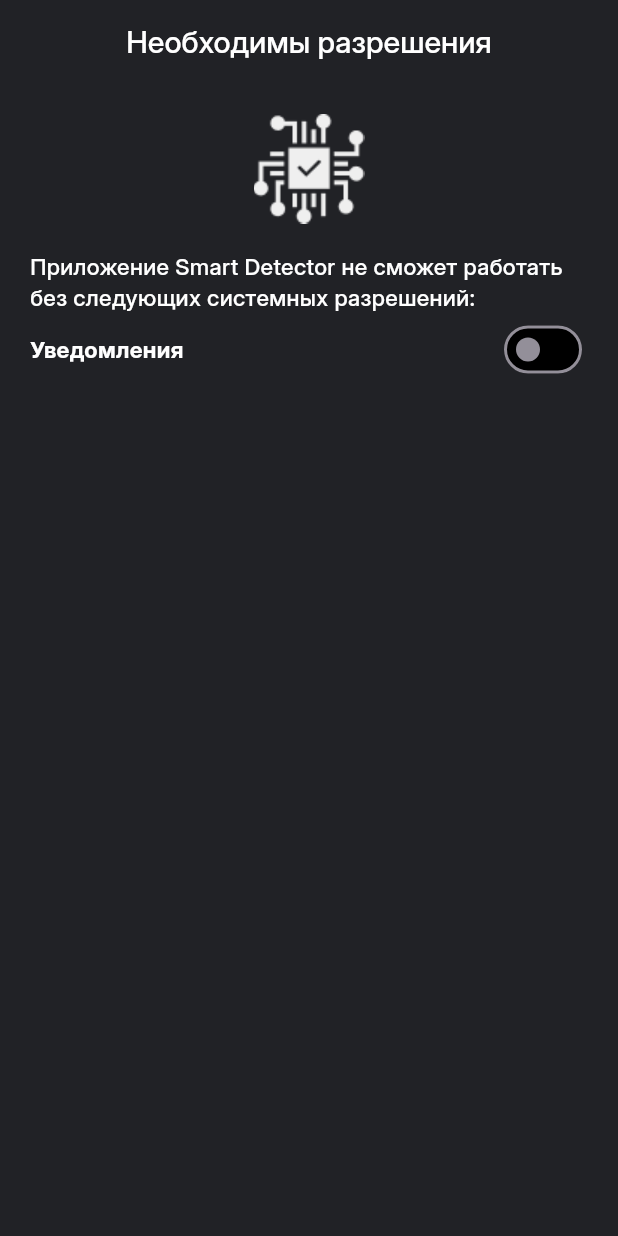
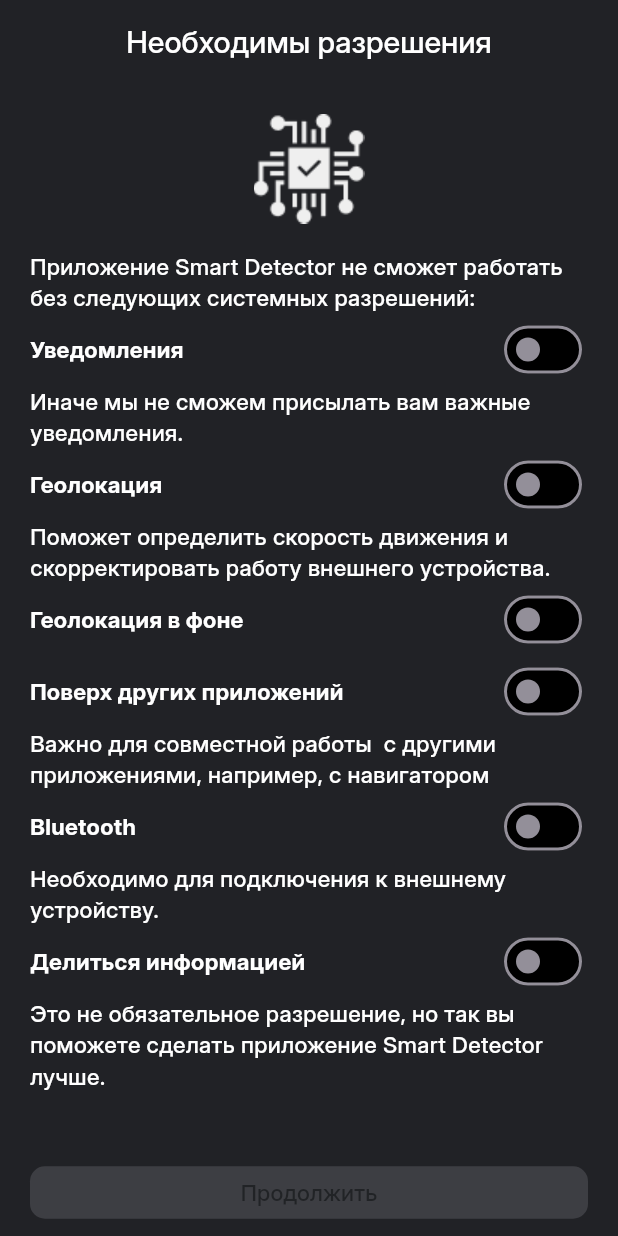
Before and after one commit to Ipilot7/smart_detector, a Flutter app: the PermissionsPage screen opened by its route, on a phone screen of 412 x 824 dp. Run offline on Flutter 3.47's test engine with Material 3 defaults, Android fonts, the phone set to English and light mode, and no system bars; drawn by our look-alikes of auto_size_text; our stand-ins replace bloc, flutter_bloc, flutter_svg, freezed_annotation, gap, get_it and 3 more; accounts and stored records are empty; project files that could hold a hidden picture were left out.

Commit message:
home in progress

```diff
--- a/lib/common/appcolors.dart
+++ b/lib/common/appcolors.dart
@@ -11,4 +11,5 @@
   static const grey = Color(0xff3D3E43);
   static const greyLight = Color(0xffEFEFEF);
   static const btnTextColor = Color(0xff212326);
+  static const blue = Color(0xff00A3FF);
 }
--- a/lib/common/routes.dart
+++ b/lib/common/routes.dart
@@ -1,7 +1,10 @@
 import 'package:flutter/material.dart';
 import 'package:go_router/go_router.dart';
+import 'package:smart_detector/presentation/page/connect_to_device.dart';
+import 'package:smart_detector/presentation/page/device.dart';
 import 'package:smart_detector/presentation/page/home.dart';
 import 'package:smart_detector/presentation/page/permissions.dart';
+import 'package:smart_detector/presentation/page/search_detector.dart';
 import 'package:smart_detector/presentation/page/splash.dart';
 import 'package:smart_detector/presentation/page/term_and_conditions.dart';
 
@@ -11,6 +14,7 @@
   static String get permissions => '/permissions';
   static String get connectToDetector => '/connectToDetector';
   static String get searchDetector => '/searchDetector';
+  static String get device => '/device';
   static String get settings => '/settings';
   static String get operatingMode => '/operatingMode';
   static String get profile => '/profile';
@@ -68,6 +72,30 @@
           child: const PermissionsPage(),
         ),
       ),
+      GoRoute(
+        path: Routes.connectToDetector,
+        pageBuilder: (context, state) => buildPageWithDefaultTransition(
+          context: context,
+          state: state,
+          child: const ConnnectDevicePage(),
+        ),
+      ),
+      GoRoute(
+        path: Routes.searchDetector,
+        pageBuilder: (context, state) => buildPageWithDefaultTransition(
+          context: context,
+          state: state,
+          child: const SearchDetectorPage(),
+        ),
+      ),
+      GoRoute(
+        path: Routes.device,
+        pageBuilder: (context, state) => buildPageWithDefaultTransition(
+          context: context,
+          state: state,
+          child: const DevicePage(),
+        ),
+      ),
     ],
   );
 }
--- a/lib/di/di.dart
+++ b/lib/di/di.dart
@@ -4,7 +4,7 @@
 import 'package:path_provider/path_provider.dart';
 import 'package:smart_detector/common/locale_data/hive_keys.dart';
 import 'package:smart_detector/common/locale_data/locale_model.dart';
-import 'package:smart_detector/presentation/logic/cubit/permissions_cubit.dart';
+import 'package:smart_detector/presentation/logic/permissions/permissions_cubit.dart';
 
 final di = GetIt.instance;
 
--- a/lib/main.dart
+++ b/lib/main.dart
@@ -3,7 +3,7 @@
 import 'package:smart_detector/common/routes.dart';
 import 'package:smart_detector/common/theme.dart';
 import 'package:smart_detector/di/di.dart';
-import 'package:smart_detector/presentation/logic/cubit/permissions_cubit.dart';
+import 'package:smart_detector/presentation/logic/permissions/permissions_cubit.dart';
 
 void main() {
   init();
--- a/lib/presentation/logic/cubit/permissions_cubit.dart
+++ /dev/null
@@ -1,36 +0,0 @@
-import 'package:bloc/bloc.dart';
-import 'package:freezed_annotation/freezed_annotation.dart';
-import 'package:smart_detector/common/enums/bloc_status.dart';
-
-part 'permissions_cubit.freezed.dart';
-part 'permissions_state.dart';
-
-class PermissionsCubit extends Cubit<PermissionsState> {
-  PermissionsCubit() : super(const PermissionsState());
-
-
-
-  void changeNotification(bool value) {
-    emit(state.copyWith(isNotifications: value));
-  }
-
-  void changeGeolocation(bool value) {
-    emit(state.copyWith(isGeolocations: value));
-  }
-
-  void changeBackgroundLocation(bool value) {
-      emit(state.copyWith(isBackgroundGeolocation: value));
-  }
-
-  void changeForegroundApps(bool value) {
-      emit(state.copyWith(isForegroundApps: value));
-  }
-
-  void changeBluetooth(bool value) {
-      emit(state.copyWith(isBluetoothOn: value));
-  }
-
-  void changeShareInformation(bool value) {
-      emit(state.copyWith(isShareInformation: value));
-  }
-}
--- a/lib/presentation/logic/cubit/permissions_state.dart
+++ /dev/null
@@ -1,16 +0,0 @@
-part of 'permissions_cubit.dart';
-
-@freezed
-class PermissionsState with _$PermissionsState {
-  const factory PermissionsState({
-    @Default(BlocStatus.notInitialized) final BlocStatus trialTestStatus,
-    final String? message,
-    final bool? isNotifications,
-    final bool? isGeolocations,
-    final bool? isBackgroundGeolocation,
-    final bool? isForegroundApps,
-    final bool? isBluetoothOn,
-    final bool? isShareInformation,
-  }) = _PermissionsState;
-  const PermissionsState._();
-}
--- /dev/null
+++ b/lib/presentation/logic/permissions/permissions_state.dart
@@ -0,0 +1,17 @@
+part of 'permissions_cubit.dart';
+
+@freezed
+class PermissionsState with _$PermissionsState {
+  const factory PermissionsState(
+     String message,
+     bool isNotifications,
+     bool isGeolocations,
+     bool isBackgroundGeolocation,
+     bool isForegroundApps,
+     bool isBluetoothOn,
+     bool isShareInformation,
+     bool isAllChanged,
+
+  ) = _PermissionsState;
+  const PermissionsState._();
+}
--- a/lib/presentation/page/permissions.dart
+++ b/lib/presentation/page/permissions.dart
@@ -1,28 +1,20 @@
 import 'package:flutter/material.dart';
 import 'package:flutter_bloc/flutter_bloc.dart';
+import 'package:go_router/go_router.dart';
 import 'package:smart_detector/common/app_text_style.dart';
 import 'package:smart_detector/common/assets.gen.dart';
 import 'package:smart_detector/common/components/settings_switcher.dart';
+import 'package:smart_detector/common/custom_button.dart';
 import 'package:smart_detector/common/extentions/extention.dart';
-import 'package:smart_detector/presentation/logic/cubit/permissions_cubit.dart';
+import 'package:smart_detector/common/routes.dart';
+import 'package:smart_detector/presentation/logic/permissions/permissions_cubit.dart';
 
-class PermissionsPage extends StatefulWidget {
+class PermissionsPage extends StatelessWidget {
   const PermissionsPage({super.key});
 
   @override
-  State<PermissionsPage> createState() => _PermissionsPageState();
-}
-
-class _PermissionsPageState extends State<PermissionsPage> {
-  late PermissionsCubit bloc;
-  @override
-  void initState() {
-    super.initState();
-    bloc = context.read<PermissionsCubit>();
-  }
-
-  @override
   Widget build(BuildContext context) {
+    final bloc = context.read<PermissionsCubit>();
     return Scaffold(
       appBar: AppBar(
         automaticallyImplyLeading: false,
@@ -44,11 +36,72 @@
                   style: AppTextStyles.body15w5,
                 ),
                 SettingsSwitcher(
-                  isActive: state.isNotifications ?? false,
+                  isActive: state.isNotifications,
                   text: "Уведомления",
                   onChanged: (p0) => bloc.changeNotification(p0),
-                )
+                ),
+                Text(
+                  "Иначе мы не сможем присылать вам важные уведомления.",
+                  style: AppTextStyles.body15w5,
+                ),
+                SettingsSwitcher(
+                  isActive: state.isGeolocations,
+                  text: "Геолокация",
+                  onChanged: (p0) => bloc.changeGeolocation(p0),
+                ),
+                Text(
+                  "Поможет определить скорость движения и скорректировать работу внешнего устройства.",
+                  style: AppTextStyles.body15w5,
+                ),
+                SettingsSwitcher(
+                  isActive: state.isBackgroundGeolocation,
+                  text: "Геолокация в фоне",
+                  onChanged: (p0) => bloc.changeBackgroundLocation(p0),
+                ),
+                SettingsSwitcher(
+                  isActive: state.isForegroundApps,
+                  text: "Поверх других приложений",
+                  onChanged: (p0) => bloc.changeForegroundApps(p0),
+                ),
+                Text(
+                  "Важно для совместной работы  с другими приложениями, например, с навигатором",
+                  style: AppTextStyles.body15w5,
+                ),
+                SettingsSwitcher(
+                  isActive: state.isBluetoothOn,
+                  text: "Bluetooth",
+                  onChanged: (p0) => bloc.changeBluetooth(p0),
+                ),
+                Text(
+                  "Необходимо для подключения к внешнему устройству.",
+                  style: AppTextStyles.body15w5,
+                ),
+                SettingsSwitcher(
+                  isActive: state.isShareInformation,
+                  text: "Делиться информацией",
+                  onChanged: (p0) => bloc.changeShareInformation(p0),
+                ),
+                Text(
+                  "Это не обязательное разрешение, но так вы поможете сделать приложение Smart Detector лучше.",
+                  style: AppTextStyles.body15w5,
+                ),
               ],
+            ),
+          );
+        },
+      ),
+      bottomNavigationBar: BlocBuilder<PermissionsCubit, PermissionsState>(
+        builder: (context, state) {
+          return Padding(
+            padding: const EdgeInsets.symmetric(vertical: 5, horizontal: 20),
+            child: CustomButton(
+              isActive: state.isAllChanged,
+              onPressed: () {
+                if (state.isAllChanged) {
+                  context.push(Routes.connectToDetector);
+                }
+              },
+              text: 'Продолжить',
             ),
           );
         },
```
Also changed, not shown: lib/presentation/logic/permissions/permissions_cubit.dart (added, +51 -0 lines), lib/presentation/page/connect_to_device.dart (added, +69 -0 lines), lib/presentation/page/device.dart (added, +74 -0 lines), lib/presentation/page/search_detector.dart (added, +58 -0 lines), lib/presentation/logic/permissions/permissions_cubit.freezed.dart.
